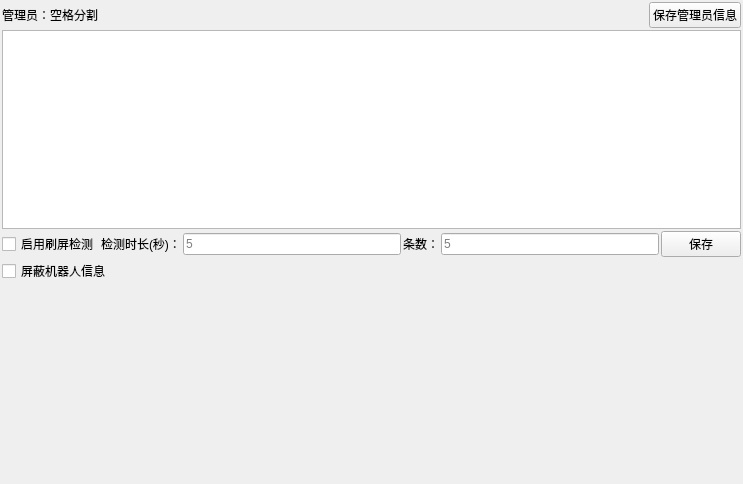
Before: the Qt Designer form ui/qunguan.ui in qiancao1/chun_bai_ling, drawn with Qt 5.
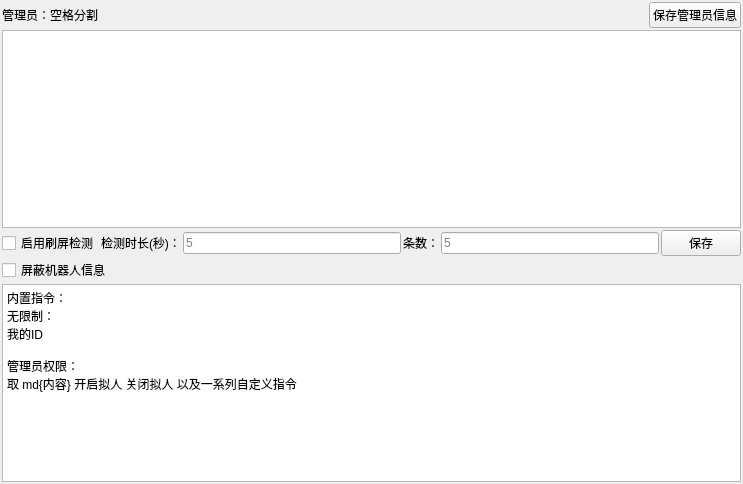
After: the same form once the commit is applied.

What changed in the file:
```diff
--- a/ui/qunguan.ui
+++ b/ui/qunguan.ui
@@ -123,17 +123,23 @@
     </widget>
    </item>
    <item>
-    <spacer name="verticalSpacer">
-     <property name="orientation">
-      <enum>Qt::Vertical</enum>
+    <widget class="QTextEdit" name="textEdit_2">
+     <property name="html">
+      <string>&lt;!DOCTYPE HTML PUBLIC &quot;-//W3C//DTD HTML 4.0//EN&quot; &quot;http://www.w3.org/TR/REC-html40/strict.dtd&quot;&gt;
+&lt;html&gt;&lt;head&gt;&lt;meta name=&quot;qrichtext&quot; content=&quot;1&quot; /&gt;&lt;meta charset=&quot;utf-8&quot; /&gt;&lt;style type=&quot;text/css&quot;&gt;
+p, li { white-space: pre-wrap; }
+hr { height: 1px; border-width: 0; }
+li.unchecked::marker { content: &quot;\2610&quot;; }
+li.checked::marker { content: &quot;\2612&quot;; }
+&lt;/style&gt;&lt;/head&gt;&lt;body style=&quot; font-family:'Microsoft YaHei UI'; font-size:9pt; font-weight:400; font-style:normal;&quot;&gt;
+&lt;p style=&quot; margin-top:0px; margin-bottom:0px; margin-left:0px; margin-right:0px; -qt-block-indent:0; text-indent:0px;&quot;&gt;内置指令：&lt;/p&gt;
+&lt;p style=&quot; margin-top:0px; margin-bottom:0px; margin-left:0px; margin-right:0px; -qt-block-indent:0; text-indent:0px;&quot;&gt;无限制：&lt;/p&gt;
+&lt;p style=&quot; margin-top:0px; margin-bottom:0px; margin-left:0px; margin-right:0px; -qt-block-indent:0; text-indent:0px;&quot;&gt;我的ID&lt;/p&gt;
+&lt;p style=&quot;-qt-paragraph-type:empty; margin-top:0px; margin-bottom:0px; margin-left:0px; margin-right:0px; -qt-block-indent:0; text-indent:0px;&quot;&gt;&lt;br /&gt;&lt;/p&gt;
+&lt;p style=&quot; margin-top:0px; margin-bottom:0px; margin-left:0px; margin-right:0px; -qt-block-indent:0; text-indent:0px;&quot;&gt;管理员权限：&lt;/p&gt;
+&lt;p style=&quot; margin-top:0px; margin-bottom:0px; margin-left:0px; margin-right:0px; -qt-block-indent:0; text-indent:0px;&quot;&gt;取 md{内容} 开启拟人 关闭拟人 以及一系列自定义指令&lt;/p&gt;&lt;/body&gt;&lt;/html&gt;</string>
      </property>
-     <property name="sizeHint" stdset="0">
-      <size>
-       <width>20</width>
-       <height>40</height>
-      </size>
-     </property>
-    </spacer>
+    </widget>
    </item>
   </layout>
  </widget>
```
